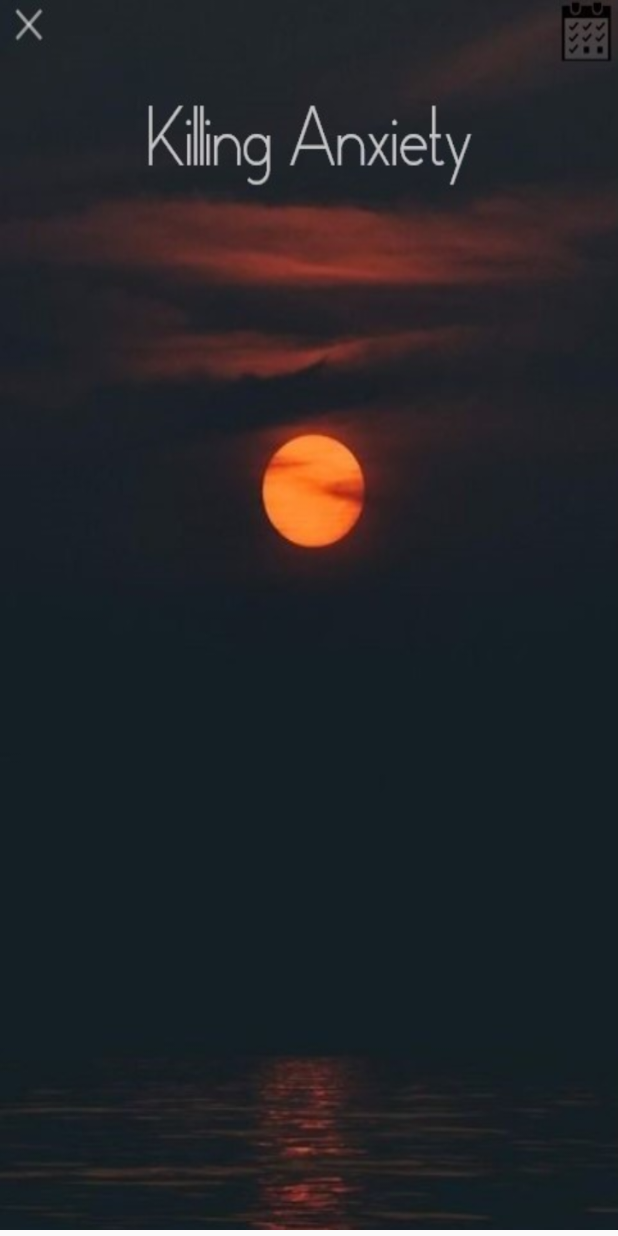
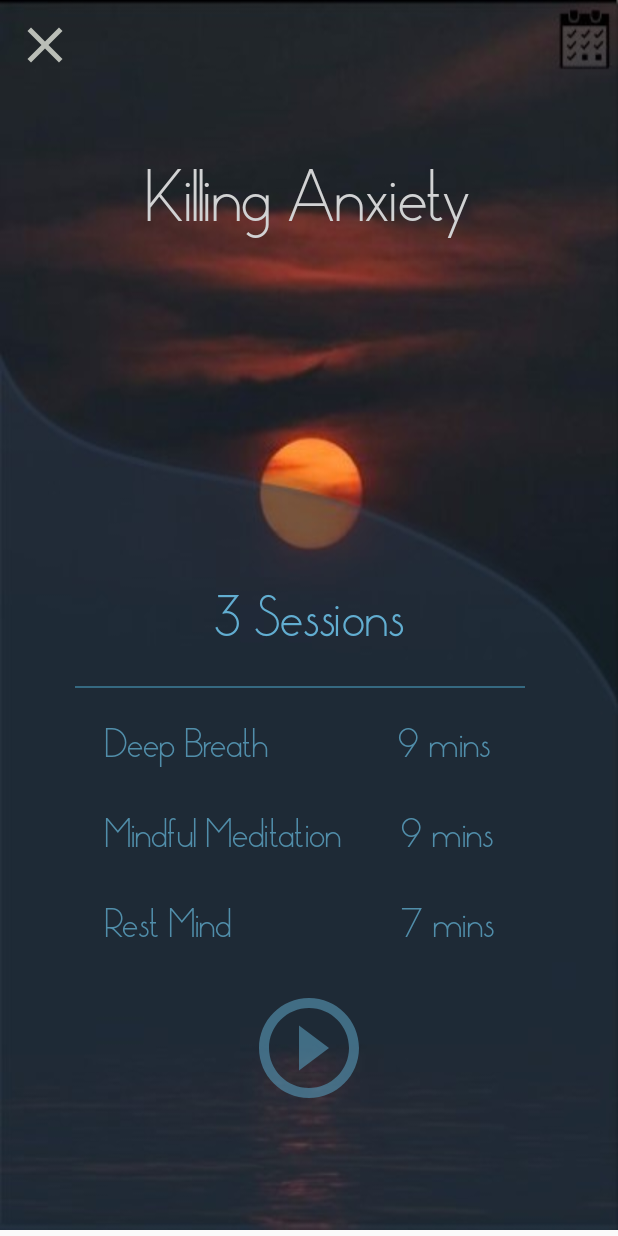
Before and after one commit to Camille7777/Mobile-Application-Final-Project, an Android app: the MeditationSubcyc screen opened directly, with no data from a screen before it, on a phone screen of 412 x 824 dp. Run offline under Robolectric (Android 15) with nearby library versions, the phone set to English and light mode, and no system bars; Roboto replaces fonts that are not available here.

Commit message:
cycadd
cyc:added

```diff
--- a/MobileFinalApplication/app/src/main/AndroidManifest.xml
+++ b/MobileFinalApplication/app/src/main/AndroidManifest.xml
@@ -16,17 +16,23 @@
             android:name=".LoginActivity"
             android:configChanges="orientation|keyboardHidden|screenSize"
             android:theme="@style/Theme.AppCompat.Light.NoActionBar">
+
+        </activity>
+        <activity
+            android:name=".RegisterActivity"
+            android:configChanges="orientation|keyboardHidden|screenSize"
+            android:theme="@style/Theme.AppCompat.Light.NoActionBar" />
+        <activity android:name=".DashboardActivity" />
+
+        //cyc:main,please dont delete, just move "Intent" TO YOUR activity, then you can run
+        <activity android:name=".ActivityMeditationcyc">
             <intent-filter>
                 <action android:name="android.intent.action.MAIN" />
 
                 <category android:name="android.intent.category.LAUNCHER" />
             </intent-filter>
         </activity>
-        <activity
-            android:name=".RegisterActivity"
-            android:configChanges="orientation|keyboardHidden|screenSize"
-            android:theme="@style/Theme.AppCompat.Light.NoActionBar" />
-        <activity android:name=".DashboardActivity" />
+
 
 
         <activity android:name=".MeditationSubcyc"/>
--- a/MobileFinalApplication/app/src/main/java/com/example/mobilefinalapplication/MeditationSubcyc.java
+++ b/MobileFinalApplication/app/src/main/java/com/example/mobilefinalapplication/MeditationSubcyc.java
@@ -2,16 +2,32 @@ package com.example.mobilefinalapplication;
 
 import androidx.appcompat.app.AppCompatActivity;
 
+import android.annotation.SuppressLint;
 import android.content.Intent;
+import android.graphics.Color;
+import android.media.MediaPlayer;
 import android.os.Bundle;
 import android.view.LayoutInflater;
 import android.view.View;
+import android.widget.Button;
 import android.widget.ImageView;
 import android.widget.LinearLayout;
+import android.widget.TextView;
 
 import com.google.android.material.bottomsheet.BottomSheetDialog;
 
 public class MeditationSubcyc extends AppCompatActivity {
+    Button playbtncyc;
+
+    MediaPlayer mpcyc;
+
+    ImageView meditationBG;
+
+    TextView firstLinecyc;
+
+    ImageView centerimagecyc;
+
+    Button cycClear;
 
    // ImageView clickImagecyc;
     @Override
@@ -19,5 +35,44 @@ public class MeditationSubcyc extends AppCompatActivity {
         super.onCreate(savedInstanceState);
         setContentView(R.layout.activity_meditation_subcyc);
 
+        playbtncyc=(Button) findViewById(R.id.cycBtnPlay);
+
+        cycClear=(Button) findViewById(R.id.cycClear);
+
+        meditationBG=findViewById(R.id.subpagecycbg);
+
+        mpcyc=MediaPlayer.create(this,R.raw.cycmusic);
+        mpcyc.seekTo(0);
+        mpcyc.setVolume(60f,60f);
+        firstLinecyc=findViewById(R.id.sessiontext1);
+
+        centerimagecyc=findViewById(R.id.centreimagecyc);
+
+    }
+
+    @SuppressLint("Range")
+    public void playBtnClick(View view){
+        if(!mpcyc.isPlaying())
+        {
+            mpcyc.start();
+            playbtncyc.setBackgroundResource(R.drawable.cyc_pausebtn);
+            meditationBG.setBackgroundResource(R.drawable.playbgmeditationcyc);
+            firstLinecyc.setTextColor(Color.rgb(164, 204, 222));
+            centerimagecyc.setAlpha(100f);
+        }
+        else {
+            mpcyc.pause();
+            playbtncyc.setBackgroundResource(R.drawable.cyc_playbtn);
+            meditationBG.setBackgroundResource(R.drawable.subpagebgcyc);
+            firstLinecyc.setTextColor(Color.rgb(81, 142, 170));
+            centerimagecyc.setAlpha(0f);
+        }
+
+    }
+
+    public void ReturnMainMeditationcyc()
+    {
+        Intent intent=new Intent(this,MainActivity.class);
+        startActivity(intent);
     }
 }
--- /dev/null
+++ b/MobileFinalApplication/app/src/main/res/drawable/cyc_clear.xml
@@ -0,0 +1,5 @@
+<vector android:alpha="0.71" android:height="24dp"
+    android:tint="#F9FCF1" android:viewportHeight="24.0"
+    android:viewportWidth="24.0" android:width="24dp" xmlns:android="http://schemas.android.com/apk/res/android">
+    <path android:fillColor="#FF000000" android:pathData="M19,6.41L17.59,5 12,10.59 6.41,5 5,6.41 10.59,12 5,17.59 6.41,19 12,13.41 17.59,19 19,17.59 13.41,12z"/>
+</vector>
--- /dev/null
+++ b/MobileFinalApplication/app/src/main/res/drawable/cyc_pausebtn.xml
@@ -0,0 +1,5 @@
+<vector android:alpha="0.7" android:height="24dp" android:tint="#508AA6"
+    android:viewportHeight="24.0" android:viewportWidth="24.0"
+    android:width="24dp" xmlns:android="http://schemas.android.com/apk/res/android">
+    <path android:fillColor="#FF000000" android:pathData="M9,16h2L11,8L9,8v8zM12,2C6.48,2 2,6.48 2,12s4.48,10 10,10 10,-4.48 10,-10S17.52,2 12,2zM12,20c-4.41,0 -8,-3.59 -8,-8s3.59,-8 8,-8 8,3.59 8,8 -3.59,8 -8,8zM13,16h2L15,8h-2v8z"/>
+</vector>
--- /dev/null
+++ b/MobileFinalApplication/app/src/main/res/drawable/cyc_playbtn.xml
@@ -0,0 +1,5 @@
+<vector android:alpha="0.7" android:height="24dp" android:tint="#508AA6"
+    android:viewportHeight="24.0" android:viewportWidth="24.0"
+    android:width="24dp" xmlns:android="http://schemas.android.com/apk/res/android">
+    <path android:fillColor="#FF000000" android:pathData="M10,16.5l6,-4.5 -6,-4.5v9zM12,2C6.48,2 2,6.48 2,12s4.48,10 10,10 10,-4.48 10,-10S17.52,2 12,2zM12,20c-4.41,0 -8,-3.59 -8,-8s3.59,-8 8,-8 8,3.59 8,8 -3.59,8 -8,8z"/>
+</vector>
--- a/MobileFinalApplication/app/src/main/res/layout/activity_meditation_subcyc.xml
+++ b/MobileFinalApplication/app/src/main/res/layout/activity_meditation_subcyc.xml
@@ -9,4 +9,105 @@
         android:layout_height="820dp"
         android:layout_alignParentTop="true"
         android:background="@drawable/subpagebgcyc" />
+
+    <TextView
+        android:id="@+id/sessionTitle"
+        android:layout_width="wrap_content"
+        android:layout_height="wrap_content"
+        android:layout_centerInParent="true"
+
+        android:fontFamily="@font/pistara"
+        android:text="3 Sessions"
+        android:textColor="#62AED1"
+        android:textSize="36sp" />
+
+    <TextView
+        android:id="@+id/killAnxiety"
+        android:layout_width="wrap_content"
+        android:layout_height="wrap_content"
+        android:layout_centerHorizontal="true"
+
+        android:fontFamily="@font/pistara"
+        android:layout_marginTop="100dp"
+        android:text="Killing Anxiety"
+        android:textColor="#D1D2D3"
+        android:textSize="46sp" />
+
+    <View
+        android:id="@+id/sessionTitleline"
+        android:layout_width="300dp"
+        android:layout_height="1dp"
+        android:layout_below="@+id/sessionTitle"
+        android:layout_marginTop="20dp"
+        android:layout_marginLeft="50dp"
+        android:background="#356981" />
+
+
+
+    <TextView
+        android:id="@+id/sessiontext1"
+        android:layout_width="300dp"
+        android:layout_height="50dp"
+        android:layout_centerInParent="true"
+        android:layout_below="@+id/sessionTitleline"
+        android:fontFamily="@font/pistara"
+        android:text="Deep Breath             9 mins"
+        android:layout_marginTop="20dp"
+        android:layout_marginLeft="140dp"
+        android:textColor="#518EAA"
+        android:textSize="25sp" />
+    <TextView
+        android:id="@+id/sessiontext2"
+        android:layout_width="300dp"
+        android:layout_height="50dp"
+        android:layout_centerInParent="true"
+        android:layout_below="@+id/sessiontext1"
+        android:fontFamily="@font/pistara"
+        android:text="Mindful Meditation      9 mins"
+        android:layout_marginTop="10dp"
+        android:layout_marginLeft="140dp"
+        android:textColor="#518EAA"
+        android:textSize="25sp" />
+    <TextView
+        android:id="@+id/sessiontext3"
+        android:layout_width="300dp"
+        android:layout_height="50dp"
+        android:layout_centerInParent="true"
+        android:layout_below="@+id/sessiontext2"
+        android:fontFamily="@font/pistara"
+        android:text="Rest Mind                 7 mins"
+        android:layout_marginTop="10dp"
+        android:layout_marginLeft="140dp"
+        android:textColor="#518EAA"
+        android:textSize="25sp" />
+
+    <Button
+        android:id="@+id/cycBtnPlay"
+        android:layout_centerInParent="true"
+        android:layout_below="@+id/sessiontext3"
+        android:layout_width="80dp"
+        android:layout_height="80dp"
+        android:layout_marginTop="10dp"
+        android:layout_marginLeft="140dp"
+        android:onClick="playBtnClick"
+        android:background="@drawable/cyc_playbtn" />
+
+    <ImageView
+        android:id="@+id/centreimagecyc"
+        android:layout_width="150dp"
+        android:layout_height="150dp"
+        android:layout_marginTop="150dp"
+        android:layout_centerHorizontal="true"
+        android:alpha="0"
+        app:srcCompat="@drawable/centreshow_cyc" />
+
+    <Button
+        android:id="@+id/cycClear"
+        android:layout_width="40dp"
+        android:layout_height="40dp"
+        android:layout_marginTop="10dp"
+        android:layout_marginLeft="10dp"
+        android:onClick="ReturnMainMeditationcyc"
+        android:background="@drawable/cyc_clear" />
+
 </RelativeLayout>
```
Also changed, not shown: MobileFinalApplication/app/src/main/res/drawable-v24/playbgmeditationcyc.jpeg (added), MobileFinalApplication/app/src/main/res/drawable-v24/subpagebgcyc.jpeg (added), MobileFinalApplication/app/src/main/res/drawable/centreshow_cyc.jpg (added), MobileFinalApplication/app/src/main/res/drawable/subpagebgcyc.jpeg (deleted), MobileFinalApplication/app/src/main/res/font/pistara.otf (added), 1 other file.
